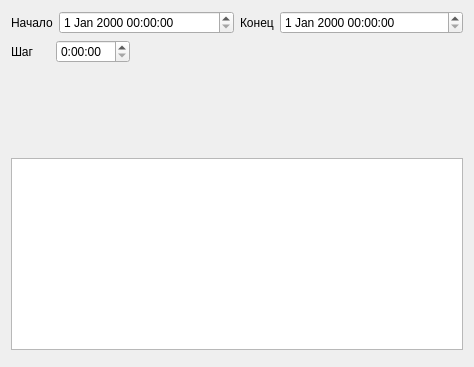
Before: the Qt Designer form club_stat/gui/ui/out_form.ui in zaswed76/pc_club, drawn with Qt 5.
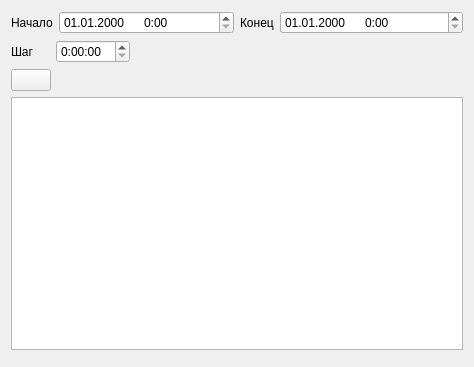
After: the same form once the commit is applied.

What changed in the file:
```diff
--- a/club_stat/gui/ui/out_form.ui
+++ b/club_stat/gui/ui/out_form.ui
@@ -26,7 +26,11 @@
         </widget>
        </item>
        <item row="0" column="1">
-        <widget class="QDateTimeEdit" name="dt_start_edit"/>
+        <widget class="QDateTimeEdit" name="dt_start_edit">
+         <property name="displayFormat">
+          <string>dd.MM.yyyy      H:mm</string>
+         </property>
+        </widget>
        </item>
       </layout>
      </item>
@@ -40,7 +44,11 @@
         </widget>
        </item>
        <item row="0" column="1">
-        <widget class="QDateTimeEdit" name="dt_end_edit"/>
+        <widget class="QDateTimeEdit" name="dt_end_edit">
+         <property name="displayFormat">
+          <string>dd.MM.yyyy      H:mm</string>
+         </property>
+        </widget>
        </item>
       </layout>
      </item>
@@ -82,17 +90,28 @@
     </layout>
    </item>
    <item>
-    <spacer name="verticalSpacer">
+    <layout class="QHBoxLayout" name="horizontalLayout_3">
+     <item>
+      <widget class="QPushButton" name="update_graph">
+       <property name="text">
+        <string/>
+       </property>
+      </widget>
+     </item>
+     <item>
+      <spacer name="horizontalSpacer_2">
      <property name="orientation">
-      <enum>Qt::Vertical</enum>
+        <enum>Qt::Horizontal</enum>
      </property>
      <property name="sizeHint" stdset="0">
       <size>
-       <width>20</width>
-       <height>40</height>
+         <width>40</width>
+         <height>20</height>
       </size>
      </property>
     </spacer>
+     </item>
+    </layout>
    </item>
    <item>
     <widget class="QGraphicsView" name="graphicsView"/>
```
Lines whose indentation alone changed are shown as unchanged.
